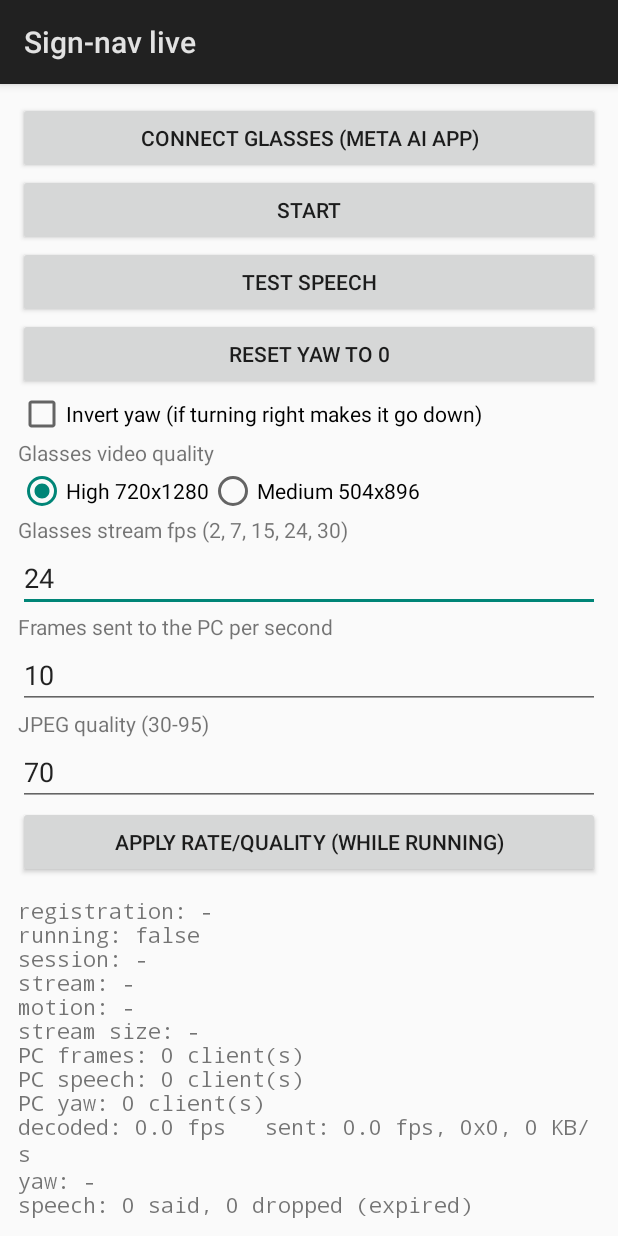
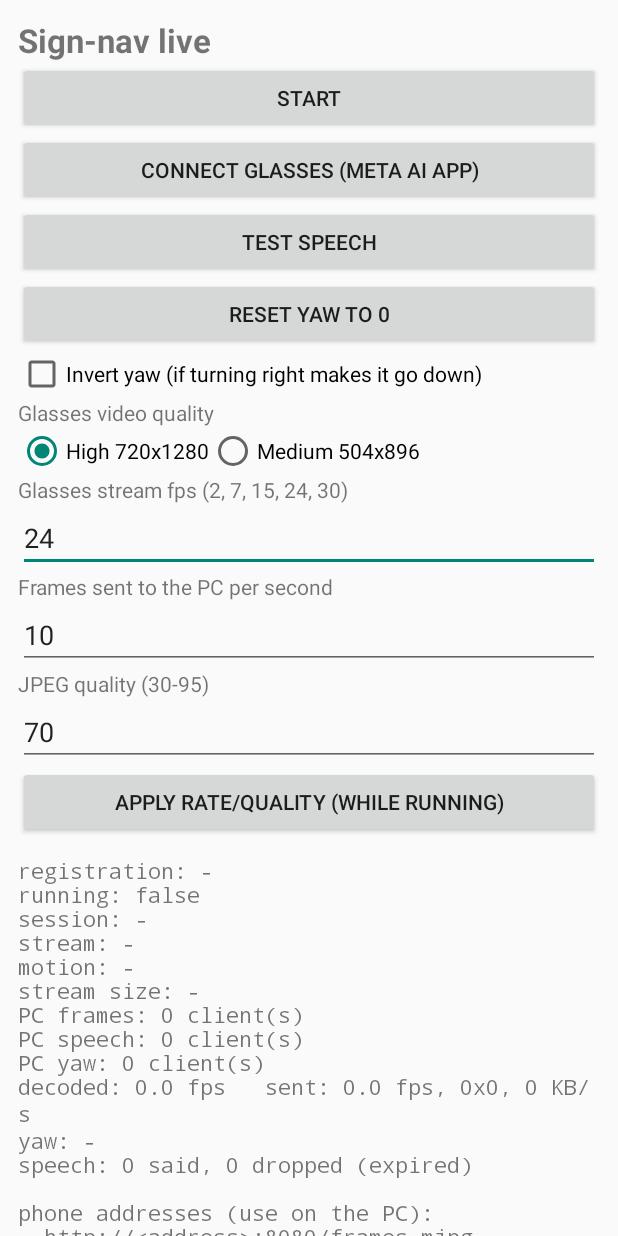
Before and after one commit to KrispChips/sign-nav, an Android app: the screen it shows after launch (MainActivity), on a phone screen of 412 x 824 dp. Run offline under Robolectric (Android 15) with nearby library versions, the phone set to English and light mode, and no system bars; libraries missing offline, so code that uses them is left out: com.meta.wearable; 2 statements that could not run were skipped.

Commit message:
Android app: keep the controls clear of the system bars
Targeting Android 15+, the window is edge to edge, and the top buttons (Connect, Start)
were drawn under the status bar / action bar. No action bar, the screen pads itself by the
system bar and cutout insets, and Start is the first button.

Co-Authored-By: Claude Opus 5.5 <noreply@anthropic.com>
Claude-Session: https://claude.ai/code/session_01KwUh6Q9VYpmGsVkq6UrZGY

```diff
--- a/android/app/src/main/java/com/signnav/live/MainActivity.kt
+++ b/android/app/src/main/java/com/signnav/live/MainActivity.kt
@@ -6,6 +6,7 @@ import android.os.Bundle
 import android.text.InputType
 import android.view.ViewGroup.LayoutParams.MATCH_PARENT
 import android.view.ViewGroup.LayoutParams.WRAP_CONTENT
+import android.view.WindowInsets
 import android.view.WindowManager
 import android.widget.Button
 import android.widget.CheckBox
@@ -179,8 +180,13 @@ class MainActivity : ComponentActivity() {
       inputType = InputType.TYPE_CLASS_NUMBER
     }.also { col.addView(it) }
 
+    TextView(this).apply {
+      text = "Sign-nav live"
+      textSize = 22f
+      setTypeface(typeface, Typeface.BOLD)
+    }.also { col.addView(it) }
+    startStop = button("Start") { onStartStop() }
     button("Connect glasses (Meta AI app)") { Wearables.startRegistration(this) }
-    startStop = button("Start") { onStartStop() }
     button("Test speech") {
       LiveSession.speech?.say("Sign navigation test. Hallway ahead on your left.")
           ?: AppLog.i("press Start first (speech starts with the servers)")
@@ -215,6 +221,16 @@ class MainActivity : ComponentActivity() {
       typeface = Typeface.MONOSPACE
       textSize = 11f
     }.also { col.addView(it) }
-    return ScrollView(this).apply { addView(col, MATCH_PARENT, WRAP_CONTENT) }
+    return ScrollView(this).apply {
+      addView(col, MATCH_PARENT, WRAP_CONTENT)
+      // Android 15+ draws apps edge to edge: keep the content clear of the status bar,
+      // camera cutout and navigation bar, or the top buttons end up hidden under them.
+      setOnApplyWindowInsetsListener { v, insets ->
+        val bars = insets.getInsets(
+            WindowInsets.Type.systemBars() or WindowInsets.Type.displayCutout() or WindowInsets.Type.ime())
+        v.setPadding(bars.left, bars.top, bars.right, bars.bottom)
+        insets
+      }
+    }
   }
 }
--- a/android/app/src/main/res/values/themes.xml
+++ b/android/app/src/main/res/values/themes.xml
@@ -1,4 +1,4 @@
 <?xml version="1.0" encoding="utf-8"?>
 <resources>
-    <style name="Theme.SignNavLive" parent="android:Theme.Material.Light.DarkActionBar" />
+    <style name="Theme.SignNavLive" parent="android:Theme.Material.Light.NoActionBar" />
 </resources>
```
